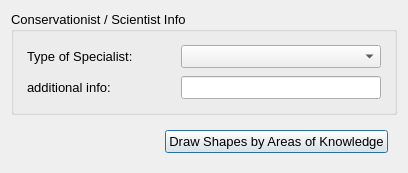
Qt form cobi_loreto/Interview/consscience.ui (Ecotrust/openoceanmap-desktop) before a commit.
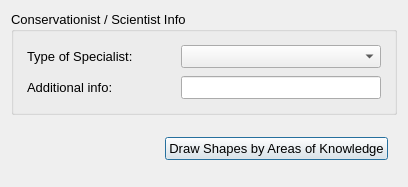
The same form after that commit.

Commit message: add % income for gear type, update dialogs, enable fishery vessel and port info dialogs for each fishery sector

What changed in the file:
```diff
--- a/cobi_loreto/Interview/consscience.ui
+++ b/cobi_loreto/Interview/consscience.ui
@@ -6,8 +6,8 @@
    <rect>
     <x>0</x>
     <y>0</y>
-    <width>402</width>
-    <height>170</height>
+    <width>404</width>
+    <height>187</height>
    </rect>
   </property>
   <property name="windowTitle" >
@@ -145,7 +145,7 @@
               </font>
              </property>
              <property name="text" >
-              <string>additional info:</string>
+              <string>Additional info:</string>
              </property>
             </widget>
            </item>
```
Left out of the diff: 43 changed lines with no effect on the pictures. The commit also changes 20 other files.
